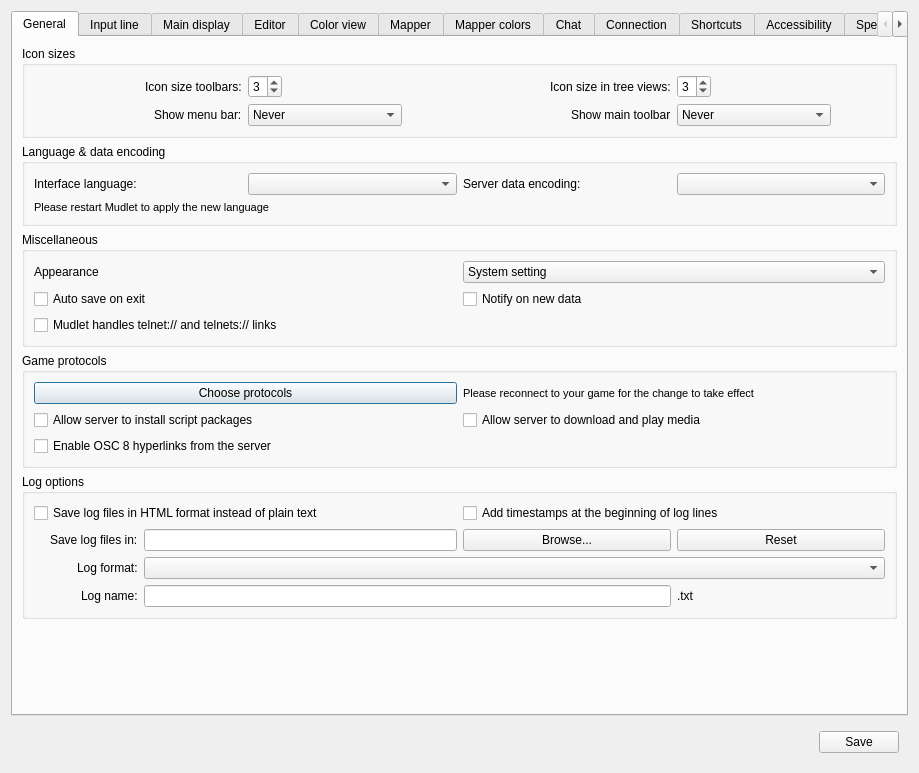
Qt form src/ui/profile_preferences.ui (Mudlet/Mudlet) before a commit.
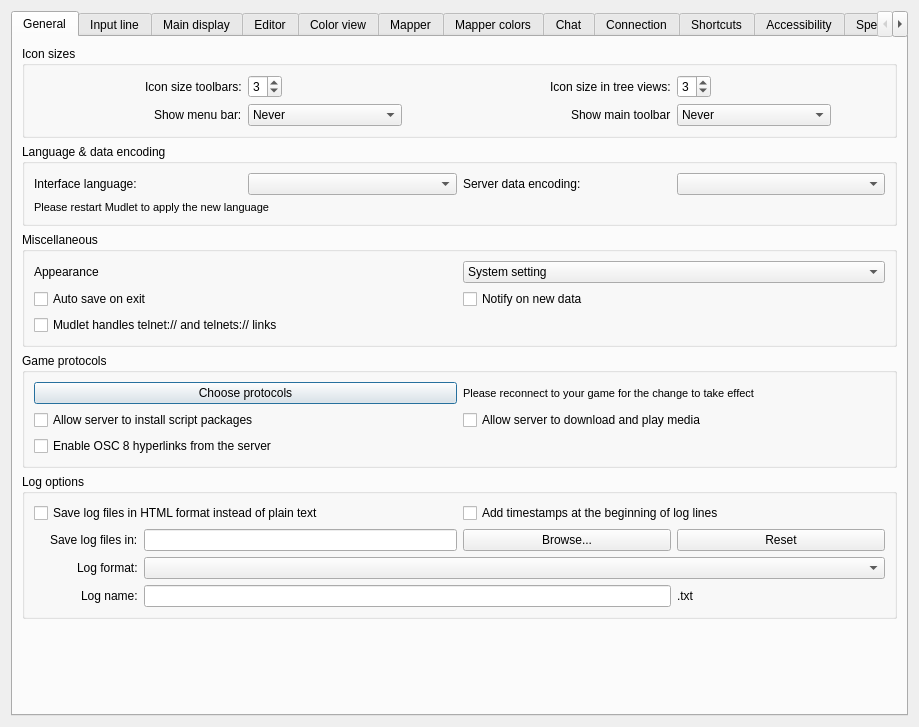
The same form after that commit. Icons and pictures are not drawn. Custom widgets are drawn as their Qt base class.

Commit message:
Infra: Remove the settings dialog's hidden Save button
Claude-Session: https://claude.ai/code/session_014S43F8L5PnCUzLHzJJrNpD

The edit to the form file:
```diff
--- a/src/ui/profile_preferences.ui
+++ b/src/ui/profile_preferences.ui
@@ -5149,48 +5149,6 @@
      </widget>
     </widget>
    </item>
-   <item>
-    <widget class="QWidget" name="widget_bottom" native="true">
-     <property name="sizePolicy">
-      <sizepolicy hsizetype="Expanding" vsizetype="Fixed">
-       <horstretch>0</horstretch>
-       <verstretch>0</verstretch>
-      </sizepolicy>
-     </property>
-     <layout class="QHBoxLayout" name="horizontalLayout_widget_bottom">
-      <item>
-       <spacer name="horizontalSpacer_bottom">
-        <property name="orientation">
-         <enum>Qt::Orientation::Horizontal</enum>
-        </property>
-        <property name="sizeHint" stdset="0">
-         <size>
-          <width>444</width>
-          <height>21</height>
-         </size>
-        </property>
-       </spacer>
-      </item>
-      <item>
-       <widget class="QPushButton" name="closeButton">
-        <property name="sizePolicy">
-         <sizepolicy hsizetype="Fixed" vsizetype="Fixed">
-          <horstretch>0</horstretch>
-          <verstretch>0</verstretch>
-         </sizepolicy>
-        </property>
-        <property name="text">
-         <string>Save</string>
-        </property>
-        <property name="icon">
-         <iconset>
-          <normaloff>:/icons/icons/dialog-close.png</normaloff>:/icons/icons/dialog-close.png</iconset>
-        </property>
-       </widget>
-      </item>
-     </layout>
-    </widget>
-   </item>
   </layout>
  </widget>
  <customwidgets>
```
Left out of the diff: 1 changed line with no effect on the pictures. The commit also changes 3 other files.
